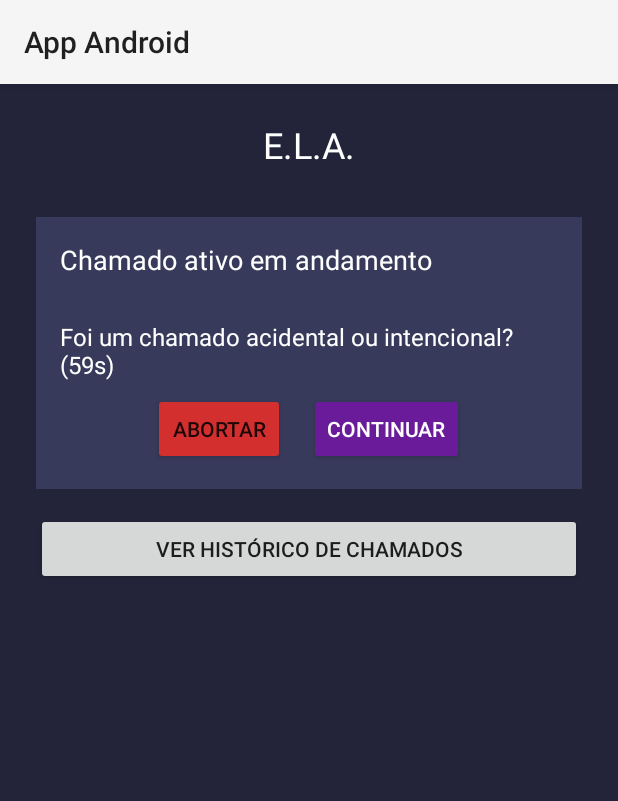
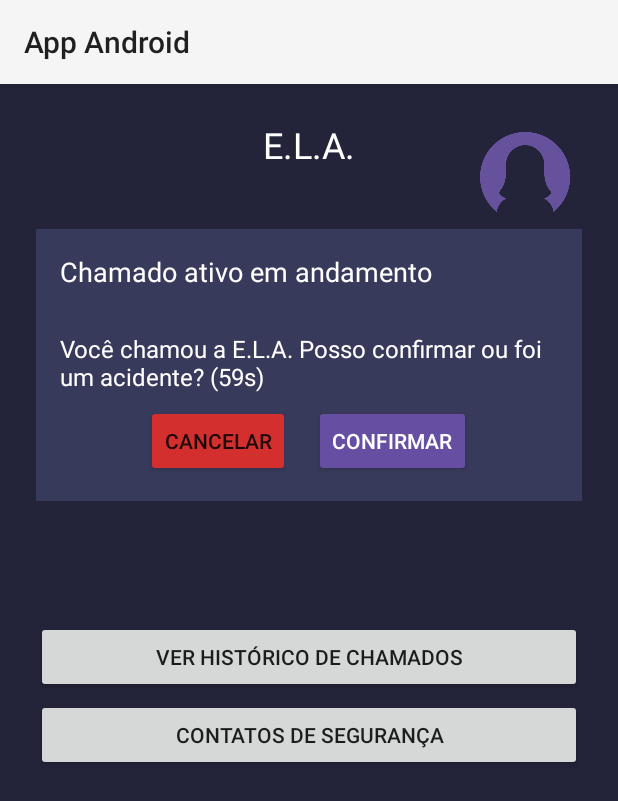
Before and after one commit to EduFrancaDev/Projeto-ELA, an Android app: the TelaPrincipal screen opened directly, with no data from a screen before it, on a phone screen of 412 x 824 dp. Shown: the top 801 px of the screen. Run offline under Robolectric (Android 15) with nearby library versions, the phone set to English and light mode, and no system bars.

Commit message:
Altera a tela inicial e configura contatos de seguranças

```diff
--- a/app/src/main/java/com/example/appandroid/TelaPrincipal.kt
+++ b/app/src/main/java/com/example/appandroid/TelaPrincipal.kt
@@ -23,6 +23,11 @@ class TelaPrincipal : AppCompatActivity() {
         val btnContinuar = findViewById<Button>(R.id.btnContinuar)
         val pergunta = findViewById<TextView>(R.id.perguntaConfirmacao)
         val btnHistorico = findViewById<Button>(R.id.btnHistorico)
+        val btnPerfil = findViewById<ImageButton>(R.id.btnPerfil)
+        val cardConfirmacaoFinal = findViewById<LinearLayout>(R.id.cardConfirmacaoFinal)
+        val btnAcidental = findViewById<Button>(R.id.btnAcidental)
+        val btnIntencional = findViewById<Button>(R.id.btnIntencional)
+        val btnContatosSeguranca = findViewById<Button>(R.id.btnContatosSeguranca)
 
         // Oculta o botão "Finalizar chamado" no início
         btnFinalizar.visibility = View.GONE
@@ -33,7 +38,7 @@ class TelaPrincipal : AppCompatActivity() {
         // Timer de 60 segundos para confirmação
         timer = object : CountDownTimer(60000, 1000) {
             override fun onTick(millisUntilFinished: Long) {
-                pergunta.text = "Foi um chamado acidental ou intencional? (${millisUntilFinished / 1000}s)"
+                pergunta.text = "Você chamou a E.L.A. Posso confirmar ou foi um acidente? (${millisUntilFinished / 1000}s)"
             }
 
             override fun onFinish() {
@@ -41,16 +46,9 @@ class TelaPrincipal : AppCompatActivity() {
                 btnAbortar.visibility = View.GONE
                 btnContinuar.visibility = View.GONE
                 btnFinalizar.visibility = View.VISIBLE
-                // Aqui você pode acionar backend ou notificações, se quiser
             }
         }
         timer.start()
-
-        btnFinalizar.setOnClickListener {
-            chamadoAtivo = false
-            atualizarStatusChamado(chamadoAtivo, cardChamado, textoSemChamado)
-            timer.cancel()
-        }
 
         btnAbortar.setOnClickListener {
             chamadoAtivo = false
@@ -66,8 +64,38 @@ class TelaPrincipal : AppCompatActivity() {
             timer.cancel()
         }
 
+        btnFinalizar.setOnClickListener {
+            // Oculta chamado e exibe o card de confirmação final
+            cardChamado.visibility = View.GONE
+            cardConfirmacaoFinal.visibility = View.VISIBLE
+        }
+
+        btnAcidental.setOnClickListener {
+            // Apenas fecha o card
+            cardConfirmacaoFinal.visibility = View.GONE
+            textoSemChamado.visibility = View.VISIBLE
+            Toast.makeText(this, "Chamado descartado.", Toast.LENGTH_SHORT).show()
+        }
+
+        btnIntencional.setOnClickListener {
+            // Aqui salvaríamos no histórico (futuro)
+            cardConfirmacaoFinal.visibility = View.GONE
+            textoSemChamado.visibility = View.VISIBLE
+            Toast.makeText(this, "Chamado registrado no histórico.", Toast.LENGTH_SHORT).show()
+        }
+
         btnHistorico.setOnClickListener {
             val intent = Intent(this, HistoricoActivity::class.java)
+            startActivity(intent)
+        }
+
+        btnPerfil.setOnClickListener {
+            val intent = Intent(this, PerfilActivity::class.java)
+            startActivity(intent)
+        }
+
+        btnContatosSeguranca.setOnClickListener {
+            val intent = Intent(this, ContatosSegurancaActivity::class.java)
             startActivity(intent)
         }
     }
--- /dev/null
+++ b/app/src/main/res/drawable/rounded_background.xml
@@ -0,0 +1,4 @@
+<shape xmlns:android="http://schemas.android.com/apk/res/android" android:shape="rectangle">
+    <solid android:color="@android:color/transparent" />
+    <corners android:radius="100dp" />
+</shape>
--- a/app/src/main/res/layout/tela_principal.xml
+++ b/app/src/main/res/layout/tela_principal.xml
@@ -5,6 +5,19 @@
     android:layout_height="match_parent"
     android:background="#232439"
     android:padding="24dp">
+
+    <ImageButton
+        android:id="@+id/btnPerfil"
+        android:layout_width="60dp"
+        android:layout_height="60dp"
+        android:src="@drawable/ic_perfil"
+        android:background="@android:color/transparent"
+        android:scaleType="centerCrop"
+        android:contentDescription="Ver perfil"
+        app:layout_constraintTop_toTopOf="parent"
+        app:layout_constraintEnd_toEndOf="parent"
+        android:layout_marginTop="8dp"
+        android:layout_marginEnd="8dp" />
 
     <!-- Título -->
     <TextView
@@ -30,83 +43,145 @@
         app:layout_constraintTop_toBottomOf="@id/titulo"
         app:layout_constraintStart_toStartOf="parent"
         app:layout_constraintEnd_toEndOf="parent"
-        android:layout_marginTop="32dp"/>
+        android:layout_marginTop="40dp" />
 
     <!-- Card de chamado ativo -->
     <LinearLayout
         android:id="@+id/cardChamadoAtivo"
         android:layout_width="match_parent"
         android:layout_height="wrap_content"
+        android:layout_marginTop="40dp"
+        android:background="#383A5B"
         android:orientation="vertical"
         android:padding="16dp"
-        android:background="#383A5B"
         android:visibility="gone"
-        app:layout_constraintTop_toBottomOf="@id/titulo"
+        app:layout_constraintEnd_toEndOf="parent"
         app:layout_constraintStart_toStartOf="parent"
-        app:layout_constraintEnd_toEndOf="parent"
-        android:layout_marginTop="32dp">
+        app:layout_constraintTop_toBottomOf="@id/titulo">
 
         <TextView
             android:id="@+id/textoChamado"
             android:layout_width="wrap_content"
             android:layout_height="wrap_content"
+            android:layout_marginBottom="12dp"
             android:text="Chamado ativo em andamento"
             android:textColor="#FFFFFF"
-            android:textSize="18sp"
-            android:layout_marginBottom="12dp" />
+            android:textSize="18sp" />
 
         <Button
             android:id="@+id/btnFinalizarChamado"
             android:layout_width="match_parent"
             android:layout_height="wrap_content"
             android:text="Finalizar chamado"
-            android:visibility="gone" />
+            android:visibility="visible" />
 
         <!-- Pergunta de confirmação -->
         <TextView
             android:id="@+id/perguntaConfirmacao"
             android:layout_width="wrap_content"
             android:layout_height="wrap_content"
-            android:text="Foi um chamado acidental ou intencional?"
+            android:layout_marginTop="16dp"
+            android:text="Você chamou a E.L.A. Posso confirmar ou foi um acidente?"
             android:textColor="#FFFFFF"
-            android:textSize="16sp"
-            android:layout_marginTop="16dp" />
+            android:textSize="16sp" />
 
         <!-- Botões: Abortar / Continuar -->
         <LinearLayout
             android:layout_width="match_parent"
             android:layout_height="wrap_content"
-            android:orientation="horizontal"
             android:layout_marginTop="8dp"
-            android:gravity="center">
+            android:gravity="center"
+            android:orientation="horizontal">
 
             <Button
                 android:id="@+id/btnAbortar"
                 android:layout_width="wrap_content"
                 android:layout_height="wrap_content"
-                android:text="Abortar"
-                android:backgroundTint="#D32F2F" />
+                android:backgroundTint="#D32F2F"
+                android:text="Cancelar" />
 
             <Button
                 android:id="@+id/btnContinuar"
                 android:layout_width="wrap_content"
                 android:layout_height="wrap_content"
-                android:text="Continuar"
                 android:layout_marginStart="16dp"
-                android:backgroundTint="#6A1B9A"
+                android:backgroundTint="#664FA3"
+                android:text="Confirmar"
                 android:textColor="#FFFFFF" />
         </LinearLayout>
     </LinearLayout>
 
+    <!-- Card de confirmação final -->
+
     <!-- Botão para histórico -->
+
+    <LinearLayout
+        android:id="@+id/cardConfirmacaoFinal"
+        android:layout_width="match_parent"
+        android:layout_height="wrap_content"
+        android:layout_marginTop="40dp"
+        android:background="#383A5B"
+        android:orientation="vertical"
+        android:padding="16dp"
+        android:visibility="gone"
+        app:layout_constraintEnd_toEndOf="parent"
+        app:layout_constraintHorizontal_bias="0.0"
+        app:layout_constraintStart_toStartOf="parent"
+        app:layout_constraintTop_toBottomOf="@id/cardChamadoAtivo">
+
+        <TextView
+            android:layout_width="wrap_content"
+            android:layout_height="wrap_content"
+            android:layout_marginBottom="12dp"
+            android:text="Seu chamado foi encerrado. Esse chamado foi acidental ou intencional?"
+            android:textColor="#FFFFFF"
+            android:textSize="16sp" />
+
+        <LinearLayout
+            android:layout_width="match_parent"
+            android:layout_height="wrap_content"
+            android:gravity="center"
+            android:orientation="horizontal">
+
+            <Button
+                android:id="@+id/btnAcidental"
+                android:layout_width="wrap_content"
+                android:layout_height="wrap_content"
+                android:backgroundTint="#757575"
+                android:text="Acidental"
+                android:textColor="#FFFFFF" />
+
+            <Button
+                android:id="@+id/btnIntencional"
+                android:layout_width="wrap_content"
+                android:layout_height="wrap_content"
+                android:layout_marginStart="16dp"
+                android:backgroundTint="#4CAF50"
+                android:text="Intencional"
+                android:textColor="#FFFFFF" />
+        </LinearLayout>
+    </LinearLayout>
+
+    <Button
+        android:id="@+id/btnContatosSeguranca"
+        android:layout_width="match_parent"
+        android:layout_height="wrap_content"
+        android:layout_marginTop="4dp"
+        android:text="Contatos de segurança"
+        app:layout_constraintEnd_toEndOf="parent"
+        app:layout_constraintHorizontal_bias="1.0"
+        app:layout_constraintStart_toStartOf="parent"
+        app:layout_constraintTop_toBottomOf="@id/btnHistorico" />
+
     <Button
         android:id="@+id/btnHistorico"
         android:layout_width="match_parent"
         android:layout_height="wrap_content"
+        android:layout_marginTop="80dp"
         android:text="Ver histórico de chamados"
-        android:layout_marginTop="16dp"
-        app:layout_constraintTop_toBottomOf="@id/cardChamadoAtivo"
+        app:layout_constraintEnd_toEndOf="parent"
+        app:layout_constraintHorizontal_bias="1.0"
         app:layout_constraintStart_toStartOf="parent"
-        app:layout_constraintEnd_toEndOf="parent" />
+        app:layout_constraintTop_toBottomOf="@id/cardConfirmacaoFinal" />
 
 </androidx.constraintlayout.widget.ConstraintLayout>
```
Also changed, not shown: app/src/main/AndroidManifest.xml (+7 -1 lines), app/src/main/java/com/example/appandroid/ContatosSegurancaActivity.kt (added, +57 -0 lines), app/src/main/java/com/example/appandroid/PerfilActivity.kt (added, +11 -0 lines), app/src/main/res/layout/activity_contatos_seguranca.xml (added, +26 -0 lines), app/src/main/res/layout/activity_perfil.xml (added, +38 -0 lines), app/src/main/res/layout/item_contato.xml (added, +49 -0 lines), app/src/main/res/drawable/foto1.png (added), app/src/main/res/drawable/foto3.png (added), app/src/main/res/drawable/ic_perfil.png (added), app/src/main/res/drawable/ic_usuario_padrao.png (added), 1 other file.
